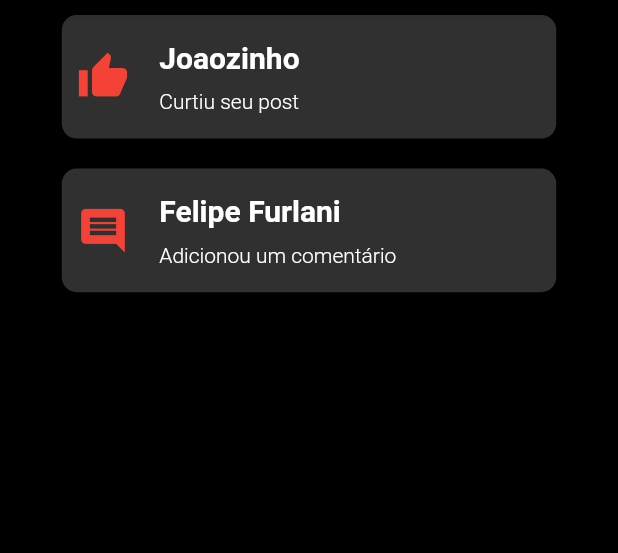
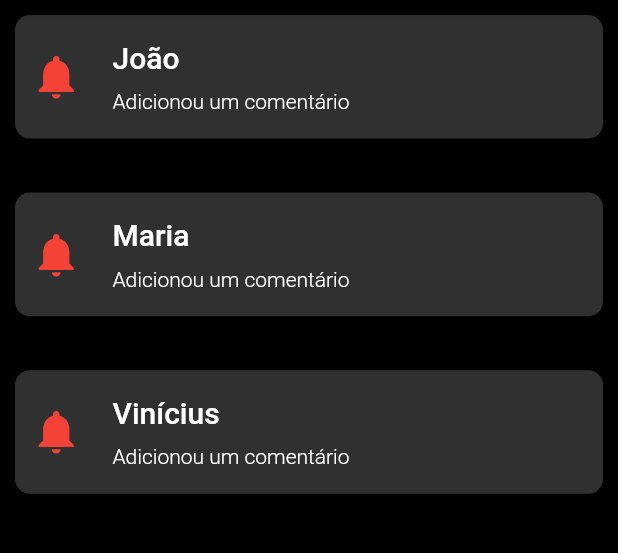
Before and after one commit to PeriNetwork/MobilePeri, a Flutter app: the NotificationsPage screen opened by its route, on a phone screen of 412 x 824 dp, the part 75-628 px from its top. Run offline on Flutter 3.47's test engine with Material 2 defaults, Android fonts, the phone set to English and light mode, and no system bars; our stand-ins replace dio, font_awesome_flutter, like_button.

```diff
--- /dev/null
+++ b/peri_mobile_flutter/lib/api/model/peri_notification.dart
@@ -0,0 +1,9 @@
+import 'package:flutter/material.dart';
+
+class PeriNotification {
+  final String title;
+  final String body;
+  final IconData icon;
+
+  PeriNotification(this.icon, {required this.title, required this.body});
+}
--- /dev/null
+++ b/peri_mobile_flutter/lib/api/model/repository/peri_notification_repository.dart
@@ -0,0 +1,35 @@
+import 'package:flutter/material.dart';
+import 'package:peri_mobile_flutter/api/model/peri_notification.dart';
+
+class PeriNotificationRepository {
+  static List<PeriNotification> periNotificationList = [];
+
+  // add notification to list
+  void addNotification(PeriNotification notification) {
+    periNotificationList.add(notification);
+  }
+
+  // get notification list
+  List<PeriNotification> getNotificationList() {
+    return periNotificationList;
+  }
+
+  // print notification list
+  void printNotificationList() {
+    periNotificationList.forEach((element) {
+      print(element.title);
+    });
+  }
+
+  // delete notification
+  static void deleteNotification(PeriNotification notification) {
+    periNotificationList.remove(notification);
+  }
+
+  // generate 3 fake notifications and add them to the list
+  PeriNotificationRepository() {
+    periNotificationList.add(PeriNotification(Icons.notifications, title: "João", body: "Corpo da notificação 1"));
+    periNotificationList.add(PeriNotification(Icons.notifications, title: "Maria", body: "Corpo da notificação 2"));
+    periNotificationList.add(PeriNotification(Icons.notifications, title: "Vinícius", body: "Corpo da notificação 3"));
+  }
+}
--- a/peri_mobile_flutter/lib/api/model/repository/peri_post_repository.dart
+++ b/peri_mobile_flutter/lib/api/model/repository/peri_post_repository.dart
@@ -7,6 +7,7 @@ class PeriPostRepository {
 
   // generate 3 fake posts and add them to the list
   PeriPostRepository() {
+    /*
     postList.add(Post(
         id: 1,
         title: "Exposição de arte",
@@ -43,10 +44,11 @@ class PeriPostRepository {
         numLikes: 12,
         liked: true,
         comments: []));
+        */
   }
 
   //add post to list
-  static void addPost(Post post) {
+  void addPost(Post post) {
     postList.add(post);
   }
 
--- a/peri_mobile_flutter/lib/notifications_page/notification_widget.dart
+++ b/peri_mobile_flutter/lib/notifications_page/notification_widget.dart
@@ -1,14 +1,23 @@
-// ignore_for_file: prefer_const_constructors
+import 'package:flutter/material.dart';
+import 'package:peri_mobile_flutter/api/model/peri_notification.dart';
+import 'package:peri_mobile_flutter/api/model/repository/peri_notification_repository.dart';
 
-import 'package:flutter/material.dart';
-
-class NotificationWidget extends StatelessWidget {
+class NotificationWidget extends StatefulWidget {
   const NotificationWidget(
-      {super.key, required this.notificationType, required this.userName});
+      {super.key,
+      required this.notificationType,
+      required this.userName,
+      required this.notification});
 
   final IconData notificationType;
   final String userName;
+  final PeriNotification notification;
 
+  @override
+  State<NotificationWidget> createState() => _NotificationWidgetState();
+}
+
+class _NotificationWidgetState extends State<NotificationWidget> {
   @override
   Widget build(BuildContext context) {
     return Container(
@@ -24,7 +33,7 @@ class NotificationWidget extends StatelessWidget {
           Padding(
             padding: EdgeInsets.all(10),
             child: Icon(
-              notificationType,
+              widget.notificationType,
               color: Colors.red,
               size: 35,
             ),
@@ -36,30 +45,50 @@ class NotificationWidget extends StatelessWidget {
             crossAxisAlignment: CrossAxisAlignment.start,
             mainAxisAlignment: MainAxisAlignment.center,
             children: [
-              Align(
-                alignment: Alignment.centerLeft,
-                child: Text(
-                  userName,
-                  style: TextStyle(
-                      color: Colors.white,
-                      fontWeight: FontWeight.bold,
-                      fontSize: 20),
-                ),
+              Row(
+                children: [
+                  Text(
+                    widget.userName,
+                    style: TextStyle(
+                        fontWeight: FontWeight.w500,
+                        color: Colors.white,
+                        fontSize: 20),
+                  ),
+                ],
               ),
               SizedBox(
                 height: 10,
               ),
               Text(
-                notificationType == Icons.thumb_up
+                widget.notificationType == Icons.thumb_up
                     ? "Curtiu seu post"
                     : "Adicionou um comentário",
                 style:
                     TextStyle(fontWeight: FontWeight.w300, color: Colors.white),
               ),
             ],
+          ),
+          /*
+          Spacer(),
+          Padding(
+            padding: EdgeInsets.only(right: 20),
+            child: IconButton(
+                onPressed: () {
+                  setState(() {
+                    PeriNotificationRepository.deleteNotification(
+                        widget.notification);
+                  });
+                },
+                icon: Icon(
+                  Icons.delete,
+                  color: Colors.white,
+                  size: 30,
+                )),
           )
+          */
         ],
       ),
     );
+    ;
   }
 }
--- a/peri_mobile_flutter/lib/notifications_page/notifications_page.dart
+++ b/peri_mobile_flutter/lib/notifications_page/notifications_page.dart
@@ -1,6 +1,7 @@
 // ignore_for_file: prefer_const_constructors, prefer_const_literals_to_create_immutables, sort_child_properties_last
 
 import 'package:flutter/material.dart';
+import 'package:peri_mobile_flutter/api/model/repository/peri_notification_repository.dart';
 
 import '../peri_nav_bar.dart';
 import 'notification_widget.dart';
@@ -10,22 +11,38 @@ class NotificationsPage extends StatelessWidget {
 
   @override
   Widget build(BuildContext context) {
+    PeriNotificationRepository periNotificationRepository =
+        PeriNotificationRepository();
     return Align(
       alignment: Alignment(1, 1),
       child: Scaffold(
         backgroundColor: Colors.black,
         body: SingleChildScrollView(
             child: Align(
-          alignment: Alignment(0, -1),
-          child: Column(children: [
-            NotificationWidget(
-              notificationType: Icons.thumb_up,
-              userName: "Joaozinho",
-            ),
-            NotificationWidget(
-                notificationType: Icons.comment, userName: "Felipe Furlani")
-          ]),
-        )),
+                alignment: Alignment(0, -1),
+                child: ListView.separated(
+                    shrinkWrap: true,
+                    itemBuilder: (BuildContext context, int index) {
+                      return ListView(
+                        shrinkWrap: true,
+                        children: [
+                          NotificationWidget(
+                            notificationType: periNotificationRepository
+                                .getNotificationList()[index]
+                                .icon,
+                            userName: periNotificationRepository
+                                .getNotificationList()[index]
+                                .title,
+                            notification: periNotificationRepository.getNotificationList()[index],
+                          ),
+                        ],
+                      );
+                    },
+                    separatorBuilder: (BuildContext context, int index) =>
+                        const Divider(),
+                    itemCount: periNotificationRepository
+                        .getNotificationList()
+                        .length))),
         appBar: PreferredSize(
             child: PeriNavBar(), preferredSize: const Size.fromHeight(50)),
       ),
--- a/peri_mobile_flutter/lib/write_post_page/write_post_page.dart
+++ b/peri_mobile_flutter/lib/write_post_page/write_post_page.dart
@@ -18,6 +18,8 @@ class WritePostPage extends StatefulWidget {
 class _WritePostPageState extends State<WritePostPage> {
   final _titleController = TextEditingController();
   final _descriptionController = TextEditingController();
+
+  PeriPostRepository postRepo = PeriPostRepository();
 
   @override
   Widget build(BuildContext context) {
@@ -137,7 +139,7 @@ class _WritePostPageState extends State<WritePostPage> {
                                   liked: true,
                                   comments: ["Amei !!"]);
 
-                              PeriPostRepository.addPost(post);
+                              postRepo.addPost(post);
                               PeriPostRepository.printPostList();
                               // navigate to home page
                               Navigator.of(context).push(MaterialPageRoute(builder: (context) => HomePagePeri()));
```
Also changed, not shown: peri_mobile_flutter/lib/home_page.dart (+31 -4 lines), peri_mobile_flutter/pubspec.lock.
